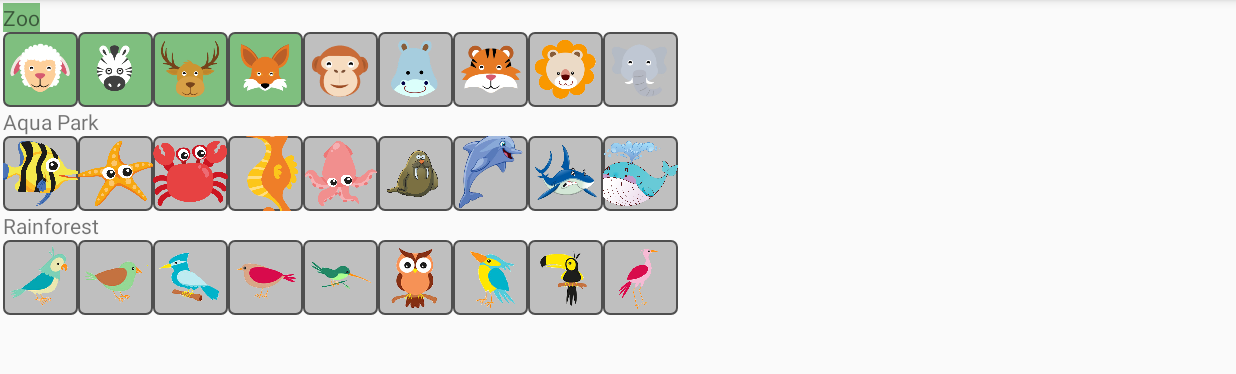
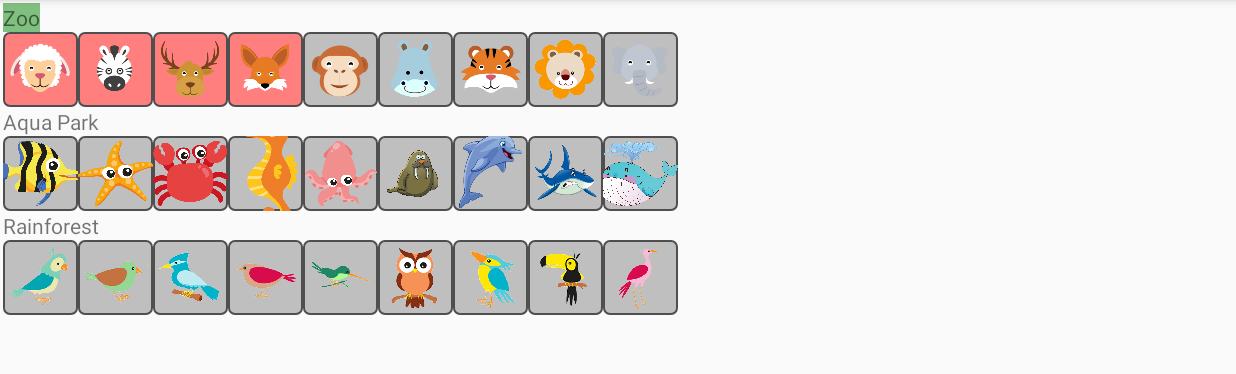
Before and after one commit to esandar/HelloMAD, an Android app: the AS_ProgressActivity screen opened directly, with no data from a screen before it, on a phone screen of 824 x 412 dp (held sideways), the part 72-446 px from its top. Run offline under Robolectric (Android 15) with nearby library versions, the phone set to English and light mode, and no system bars.

Commit message:
UI changes final-2

```diff
--- a/app/src/main/res/drawable/as_tile_background.xml
+++ b/app/src/main/res/drawable/as_tile_background.xml
@@ -4,13 +4,13 @@
       android:drawable="@drawable/tile_empty"
       android:maxLevel="0"/>
    <item
-      android:drawable="@drawable/tile_red"
+      android:drawable="@drawable/tile_available"
       android:maxLevel="1"/>
    <item
-      android:drawable="@drawable/tile_gray"
+      android:drawable="@drawable/tile_available"
       android:maxLevel="2"/>
    <item
-      android:drawable="@drawable/tile_available"
+      android:drawable="@drawable/tile_red"
       android:maxLevel="3"/>
    <item
        android:drawable="@drawable/tile_blue"
--- a/app/src/main/res/values/strings.xml
+++ b/app/src/main/res/values/strings.xml
@@ -83,8 +83,8 @@
         not in gray color which means they are still locked. Once unlocked, their color will change. \n\
         4. The progress button on the main menu is to check your current game status. It will show the current available features you have activated (Green color). \n\
         5. When you select a theme on the map, you can see the theme you selected is highlighted on the background (This is a feature). \n\
-        6. When playing a game, you have to select an animal from the left stockboard to fill the main game board. If one tile turn green, that means same animals
-        appear in the same row or colume or same small board, which will give you a clue of wrong move. When the board is all filled, the system will automatically
+        6. When playing a game, you have to select an animal from the left stockboard to fill the main game board. If the tile you select turn green, it means a valid move;
+         if the tile turn red, that means same animal already appear in the same row or colume or same small board, which will give you a clue of wrong move. When the board is all filled, the system will automatically
         calculate if you have won. \n\
     </string>
     <string name="zoo_label">Zoo</string>
```
Also changed, not shown: app/src/main/java/chenliu/madcourse/neu/edu/numad18s_chenliu/AnimalSudoku/AS_GameActivity.java (+11 -8 lines).
